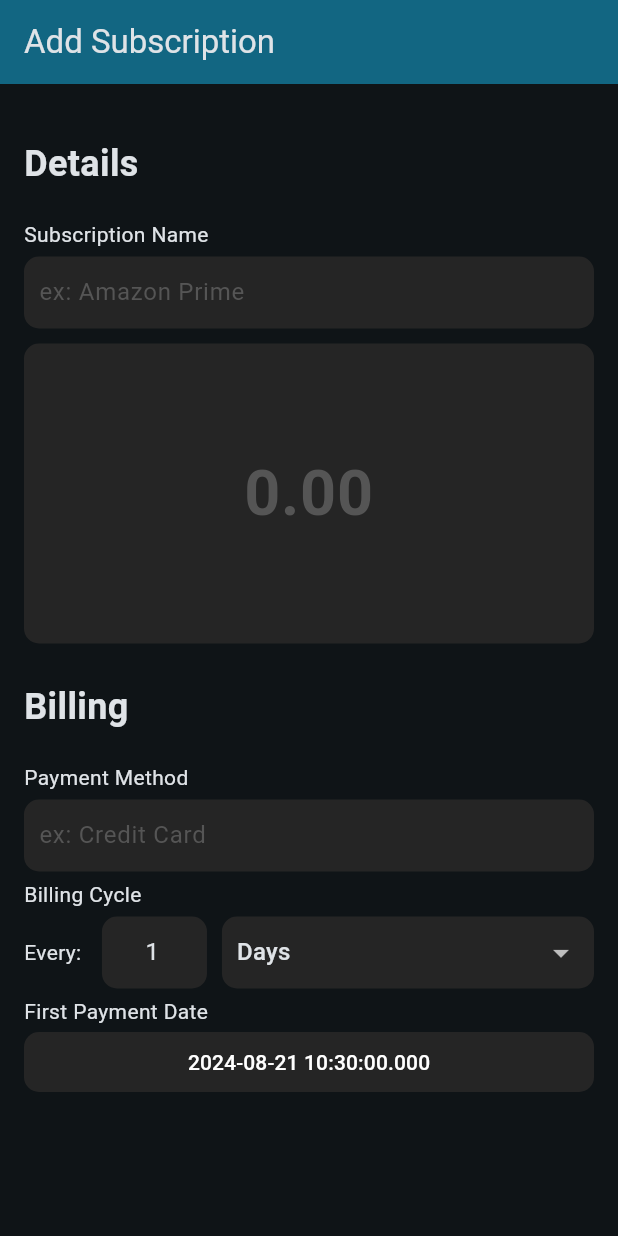
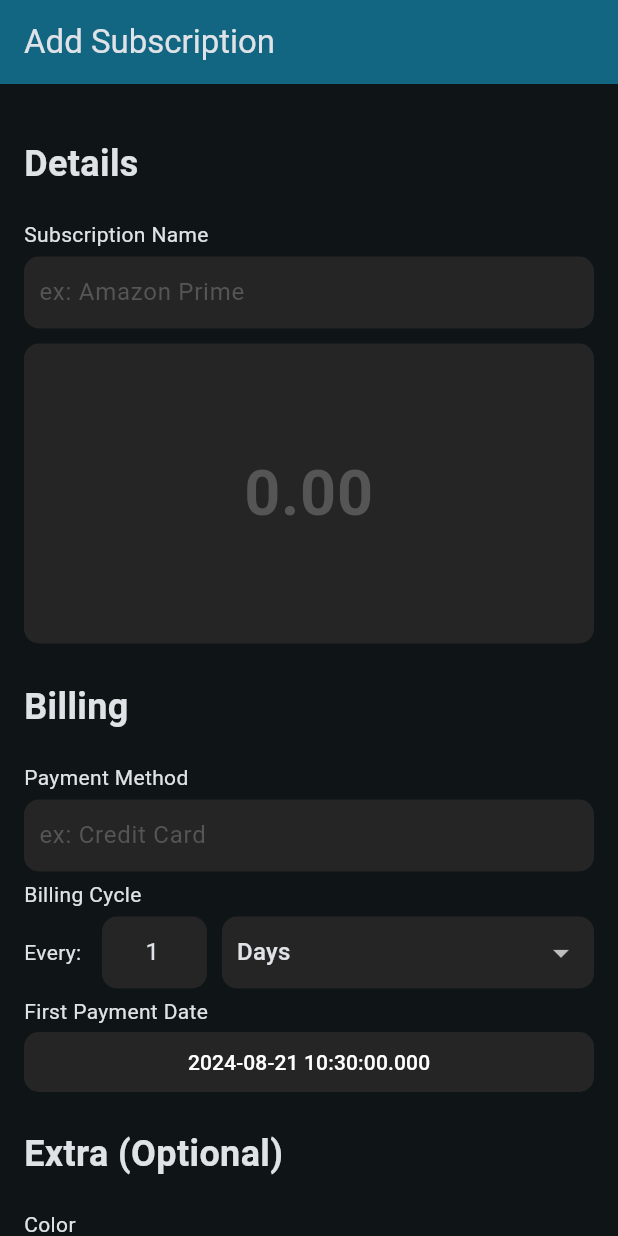
Before and after one commit to yenuGH/budget, a Flutter app: the AddPage screen opened by its route, on a phone screen of 412 x 824 dp. Run offline on Flutter 3.47's test engine with Material 3 defaults, Android fonts, the light colour scheme and no system bars; our stand-ins replace go_router.

Commit message:
create a color picker placeholder

```diff
--- a/lib/pages/add_page/add_page.dart
+++ b/lib/pages/add_page/add_page.dart
@@ -1,3 +1,4 @@
+import 'package:budget/pages/add_page/color_picker_field.dart';
 import 'package:budget/pages/add_page/date_picker_field.dart';
 import 'package:flutter/material.dart';
 
@@ -42,6 +43,10 @@ class _AddPageState extends State<AddPage> {
             BillingCycleField(),
 
             DatePickerField(),
+
+            DividerTitle(title: "Extra (Optional)"),
+
+            ColorPickerField(),
           ],
         ),
       ),
--- /dev/null
+++ b/lib/pages/add_page/color_picker_field.dart
@@ -0,0 +1,44 @@
+import 'package:flutter/material.dart';
+
+class ColorPickerField extends StatefulWidget {
+  const ColorPickerField({super.key});
+
+  @override
+  State<ColorPickerField> createState() => _ColorPickerFieldState();
+}
+
+class _ColorPickerFieldState extends State<ColorPickerField> {
+  @override
+  Widget build(BuildContext context) {
+    return Column(
+      crossAxisAlignment: CrossAxisAlignment.start,
+      children: <Widget>[
+        const Text(
+          "Color",
+          style: TextStyle(
+            fontSize: 14,
+          ),
+        ),
+
+        SizedBox(
+          width: double.infinity,
+          child: TextButton(
+            style: TextButton.styleFrom(
+              backgroundColor: const Color.fromARGB(255, 37, 37, 37),
+              shape: RoundedRectangleBorder(
+                borderRadius: BorderRadius.circular(10),
+              ),
+            ),
+            onPressed: () {},
+            child: const Text(
+              "Pick a color",
+              style: TextStyle(
+                color: Colors.white,
+              ),
+            ),
+          ),
+        ),
+      ],
+    );
+  }
+}
```
